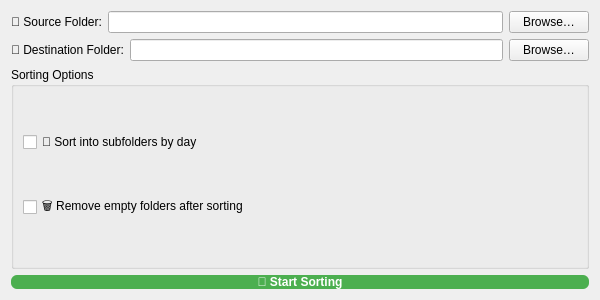
Before: the Qt Designer form PhotoOrganizer_v3/mainWindow.ui in ArthurHuyghe/PhotoOrganizer, drawn with Qt 5.
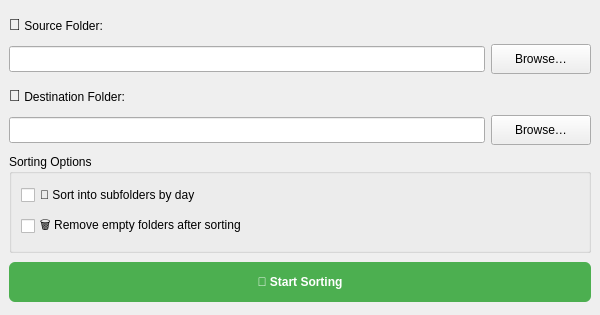
After: the same form once the commit is applied.

Commit message:
Refactors UI and implements interactive main window
Redesigns the main application window using a more structured layout and connects user actions to interactive handlers for browsing folders, toggling options, and starting sorting. Enhances usability and prepares the UI for further integration with sorting logic.

```diff
--- a/PhotoOrganizer_v3/mainWindow.ui
+++ b/PhotoOrganizer_v3/mainWindow.ui
@@ -1,82 +1,183 @@
 <?xml version="1.0" encoding="UTF-8"?>
 <ui version="4.0">
- <class>ImageSorter</class>
- <widget class="QWidget" name="ImageSorter">
+ <class>MainWindow</class>
+ <widget class="QMainWindow" name="MainWindow">
   <property name="geometry">
    <rect>
     <x>0</x>
     <y>0</y>
     <width>600</width>
-    <height>300</height>
+    <height>315</height>
    </rect>
   </property>
+  <property name="minimumSize">
+   <size>
+    <width>600</width>
+    <height>315</height>
+   </size>
+  </property>
+  <property name="maximumSize">
+   <size>
+    <width>16777215</width>
+    <height>315</height>
+   </size>
+  </property>
   <property name="windowTitle">
    <string>Image Sorting Tool</string>
   </property>
-
-  <layout class="QVBoxLayout" name="mainLayout">
-   
-   <!-- Source Folder -->
+  <widget class="QWidget" name="centralwidget">
+   <layout class="QVBoxLayout" name="verticalLayout">
    <item>
-    <layout class="QHBoxLayout" name="sourceLayout">
-     <item>
-      <widget class="QLabel" name="labelSource">
-       <property name="text">
-        <string>📂 Source Folder:</string>
-       </property>
-       <property name="minimumWidth">
-        <number>120</number>
-       </property>
-      </widget>
-     </item>
-     <item>
-      <widget class="QLineEdit" name="lineEditSource"/>
-     </item>
-     <item>
+     <layout class="QGridLayout" name="gridLayout_source">
+      <property name="leftMargin">
+       <number>0</number>
+      </property>
+      <property name="topMargin">
+       <number>0</number>
+      </property>
+      <property name="rightMargin">
+       <number>0</number>
+      </property>
+      <property name="bottomMargin">
+       <number>0</number>
+      </property>
+      <item row="1" column="2">
       <widget class="QPushButton" name="btnBrowseSource">
+        <property name="minimumSize">
+         <size>
+          <width>90</width>
+          <height>30</height>
+         </size>
+        </property>
+        <property name="maximumSize">
+         <size>
+          <width>100</width>
+          <height>30</height>
+         </size>
+        </property>
        <property name="text">
         <string>Browse…</string>
        </property>
       </widget>
      </item>
-    </layout>
-   </item>
-
-   <!-- Destination Folder -->
+      <item row="1" column="0" colspan="2">
+       <widget class="QLineEdit" name="lineEditSource">
+        <property name="maximumSize">
+         <size>
+          <width>16777215</width>
+          <height>26</height>
+         </size>
+        </property>
+       </widget>
+      </item>
+      <item row="0" column="0" colspan="3">
+       <widget class="QLabel" name="labelSource">
+        <property name="maximumSize">
+         <size>
+          <width>16777215</width>
+          <height>30</height>
+         </size>
+        </property>
+        <property name="text">
+         <string>&lt;html&gt;&lt;head/&gt;&lt;body&gt;&lt;p&gt;&lt;span style=&quot; font-size:12pt;&quot;&gt;📂&lt;/span&gt; Source Folder:&lt;/p&gt;&lt;/body&gt;&lt;/html&gt;</string>
+        </property>
+        <property name="buddy">
+         <cstring>btnBrowseSource</cstring>
+        </property>
+       </widget>
+      </item>
+     </layout>
+    </item>
    <item>
-    <layout class="QHBoxLayout" name="destinationLayout">
-     <item>
-      <widget class="QLabel" name="labelDestination">
-       <property name="text">
-        <string>📁 Destination Folder:</string>
-       </property>
-       <property name="minimumWidth">
-        <number>120</number>
-       </property>
-      </widget>
-     </item>
-     <item>
-      <widget class="QLineEdit" name="lineEditDestination"/>
-     </item>
-     <item>
+     <layout class="QGridLayout" name="gridLayout_Destination">
+      <property name="leftMargin">
+       <number>0</number>
+      </property>
+      <property name="topMargin">
+       <number>0</number>
+      </property>
+      <property name="rightMargin">
+       <number>0</number>
+      </property>
+      <property name="bottomMargin">
+       <number>0</number>
+      </property>
+      <item row="1" column="2">
       <widget class="QPushButton" name="btnBrowseDestination">
+        <property name="minimumSize">
+         <size>
+          <width>90</width>
+          <height>30</height>
+         </size>
+        </property>
+        <property name="maximumSize">
+         <size>
+          <width>100</width>
+          <height>30</height>
+         </size>
+        </property>
        <property name="text">
         <string>Browse…</string>
        </property>
       </widget>
      </item>
-    </layout>
-   </item>
-
-   <!-- Options Group -->
+      <item row="1" column="0" colspan="2">
+       <widget class="QLineEdit" name="lineEditDestination">
+        <property name="maximumSize">
+         <size>
+          <width>16777215</width>
+          <height>26</height>
+         </size>
+        </property>
+       </widget>
+      </item>
+      <item row="0" column="0" colspan="3">
+       <widget class="QLabel" name="labelDestination">
+        <property name="maximumSize">
+         <size>
+          <width>16777215</width>
+          <height>30</height>
+         </size>
+        </property>
+        <property name="text">
+         <string>&lt;html&gt;&lt;head/&gt;&lt;body&gt;&lt;p&gt;&lt;span style=&quot; font-size:12pt;&quot;&gt;📁&lt;/span&gt; Destination Folder:&lt;/p&gt;&lt;/body&gt;&lt;/html&gt;</string>
+        </property>
+        <property name="buddy">
+         <cstring>btnBrowseDestination</cstring>
+        </property>
+       </widget>
+      </item>
+     </layout>
+    </item>
    <item>
     <widget class="QGroupBox" name="groupBoxOptions">
+      <property name="minimumSize">
+       <size>
+        <width>578</width>
+        <height>99</height>
+       </size>
+      </property>
+      <property name="maximumSize">
+       <size>
+        <width>16777215</width>
+        <height>99</height>
+       </size>
+      </property>
      <property name="title">
       <string>Sorting Options</string>
      </property>
+      <property name="checkable">
+       <bool>false</bool>
+      </property>
      <layout class="QVBoxLayout" name="optionsLayout">
       <item>
        <widget class="QCheckBox" name="checkBoxSortByDay">
+         <property name="maximumSize">
+          <size>
+           <width>16777215</width>
+           <height>24</height>
+          </size>
+         </property>
         <property name="text">
          <string>📅 Sort into subfolders by day</string>
         </property>
@@ -95,12 +196,15 @@
 
    <!-- Start Button -->
    <item>
-    <widget class="QPushButton" name="btnStart">
-     <property name="text">
-      <string>🚀 Start Sorting</string>
-     </property>
-     <property name="minimumHeight">
-      <number>40</number>
+     <widget class="QPushButton" name="btnStartSorting">
+      <property name="enabled">
+       <bool>true</bool>
+      </property>
+      <property name="minimumSize">
+       <size>
+        <width>25</width>
+        <height>40</height>
+       </size>
      </property>
      <property name="styleSheet">
       <string notr="true">
@@ -115,10 +219,23 @@
        }
       </string>
      </property>
+      <property name="text">
+       <string>🚀 Start Sorting</string>
+      </property>
     </widget>
    </item>
   </layout>
  </widget>
+ </widget>
+ <tabstops>
+  <tabstop>btnBrowseSource</tabstop>
+  <tabstop>btnBrowseDestination</tabstop>
+  <tabstop>checkBoxSortByDay</tabstop>
+  <tabstop>checkBoxRemoveEmpty</tabstop>
+  <tabstop>btnStartSorting</tabstop>
+  <tabstop>lineEditSource</tabstop>
+  <tabstop>lineEditDestination</tabstop>
+ </tabstops>
  <resources/>
  <connections/>
 </ui>
```
Left out of the diff: 4 changed lines with no effect on the pictures. Lines whose indentation alone changed are shown as unchanged. The commit also changes 5 other files.
